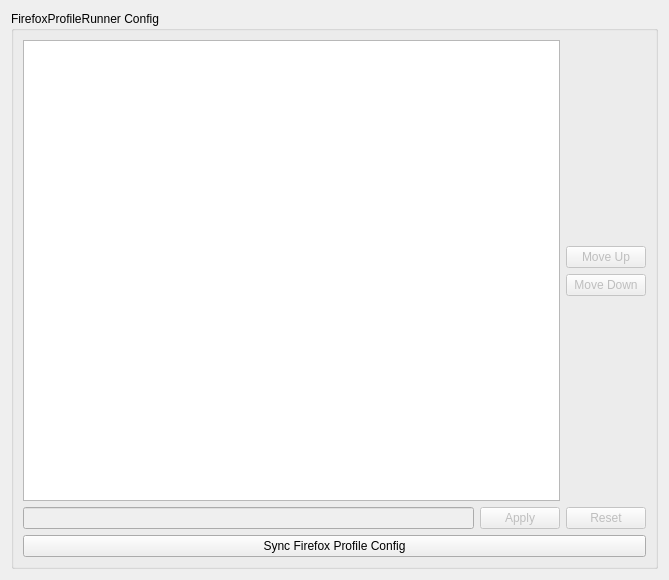
alex1701c/krunner-firefox, file src/config/firefoxprofilerunner_config.ui: the form before one commit.
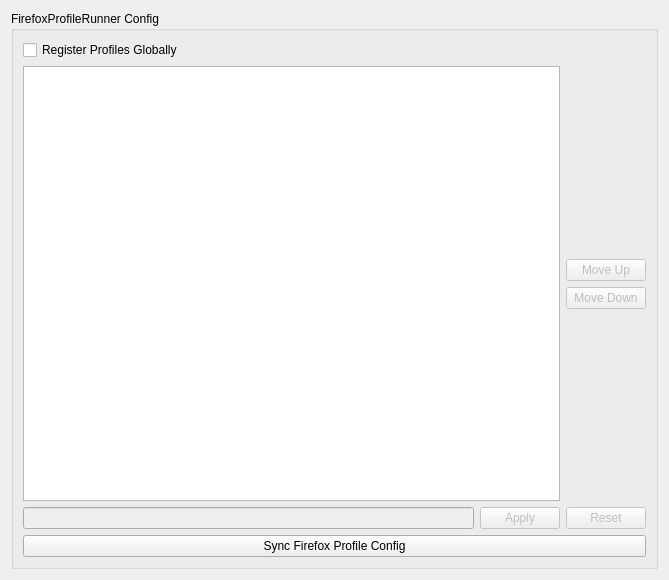
The form after the commit.

Commit message: Add option to disable global profile launchers

```diff
--- a/src/config/firefoxprofilerunner_config.ui
+++ b/src/config/firefoxprofilerunner_config.ui
@@ -36,6 +36,17 @@
       <string>FirefoxProfileRunner Config</string>
      </property>
      <layout class="QVBoxLayout" name="verticalLayout_4">
+      <item>
+       <layout class="QVBoxLayout" name="verticalLayout_3">
+        <item>
+         <widget class="QCheckBox" name="registerProfiles">
+          <property name="text">
+           <string>Register Profiles Globally</string>
+          </property>
+         </widget>
+        </item>
+       </layout>
+      </item>
       <item>
        <layout class="QHBoxLayout" name="horizontalLayout">
         <item>
```
The commit also changes 4 other files.
